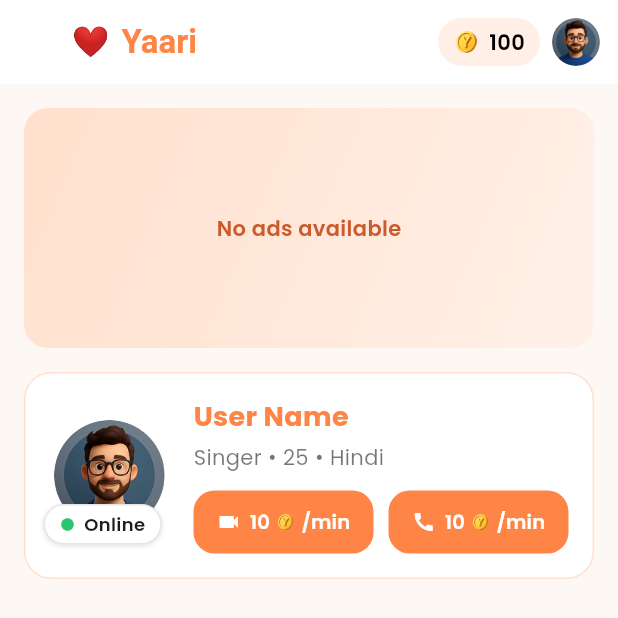
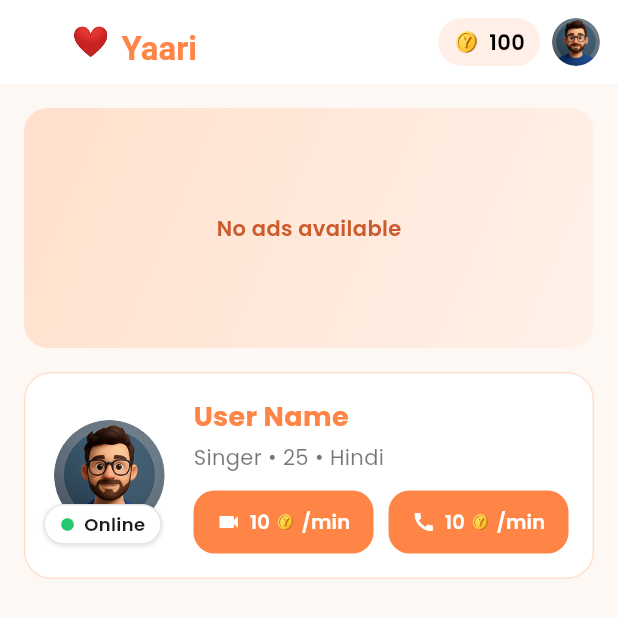
Before and after one commit to TechnovaTech/yaari-next-app, a Flutter app: the HomeScreen screen opened by its route, on a phone screen of 412 x 824 dp, the top half of it. Run offline on Flutter 3.47's test engine with Material 3 defaults, Android fonts, the phone set to English and light mode, and no system bars; our stand-ins replace google_fonts, image_picker, pinput, shared_preferences, video_player; accounts and stored records are empty; network calls fail; Roboto replaces fonts that are missing (Baloo Tammudu 2); project files that could hold a hidden picture were left out.

Commit message:
style(home_screen): adjust text widget padding for better alignment

```diff
--- a/app_deting 2/lib/screens/home_screen.dart
+++ b/app_deting 2/lib/screens/home_screen.dart
@@ -121,7 +121,9 @@ class _HomeScreenState extends State<HomeScreen> {
           children: [
             const Text('❤️', style: TextStyle(fontSize: 20, color: Color(0xFFFF8547))),
             const SizedBox(width: 8),
-            Text(
+            Padding(
+              padding: const EdgeInsets.only(top: 10),
+              child: Text(
                 'Yaari',
                 style: GoogleFonts.getFont(
                   'Baloo Tammudu 2',
@@ -129,6 +131,7 @@ class _HomeScreenState extends State<HomeScreen> {
                     color: Color(0xFFFF8547),
                     fontSize: 22,
                     fontWeight: FontWeight.w700,
+                  ),
                 ),
               ),
             ),
```
Lines whose indentation alone changed are shown as unchanged.
